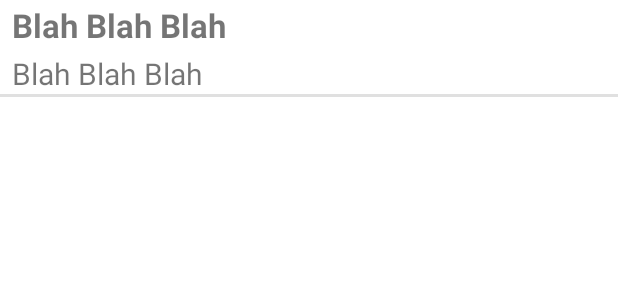
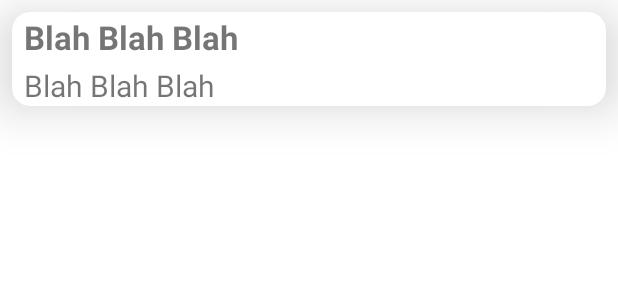
Before and after one commit to Passant-Hatem/SuggestMeAMovie, an Android app: the layout review.xml on its own in the app's theme, with its tools: preview values and no code run, on a phone screen of 412 x 824 dp. Shown: the top 300 px of the screen. Run offline under Robolectric (Android 15) with nearby library versions, the phone set to English and light mode, and no system bars.

Commit message:
final commit

```diff
--- a/app/src/main/res/layout/review.xml
+++ b/app/src/main/res/layout/review.xml
@@ -1,9 +1,19 @@
 <?xml version="1.0" encoding="utf-8"?>
-<LinearLayout xmlns:android="http://schemas.android.com/apk/res/android"
+<com.google.android.material.card.MaterialCardView xmlns:android="http://schemas.android.com/apk/res/android"
+    android:layout_width="match_parent"
+    android:layout_height="wrap_content"
+    xmlns:app="http://schemas.android.com/apk/res-auto"
+    android:backgroundTint="@color/cardview_light_background"
+    android:layout_marginTop="8dp"
+    app:cardElevation="20dp"
+    app:cardCornerRadius="12dp"
+    android:layout_marginStart="8dp"
+    android:layout_marginEnd="8dp"
+    >
+    <LinearLayout
         android:layout_width="match_parent"
         android:layout_height="wrap_content"
         android:orientation="vertical">
-
         <TextView
             android:id="@+id/authour_textView"
             android:layout_width="match_parent"
@@ -24,10 +34,5 @@
             android:paddingEnd="2dp"
             android:text="@string/temp_txt"
             android:textSize="20sp" />
-
-    <View
-        android:id="@+id/divider3"
-        android:layout_width="match_parent"
-        android:layout_height="2dp"
-        android:background="?android:attr/listDivider" />
     </LinearLayout>
+    </com.google.android.material.card.MaterialCardView>
--- a/app/src/main/res/values/strings.xml
+++ b/app/src/main/res/values/strings.xml
@@ -21,5 +21,5 @@
     <string name="temp_txt">Blah Blah Blah</string>
     <string name="refresh">Refresh</string>
     //TODO change api key to yours
-    <string name="api_key">*******************************</string>>
+    <string name="api_key">***************************</string>>
 </resources>
```
Also changed, not shown: app/src/main/res/layout/activity_movie__details.xml (+4 -13 lines). Lines whose indentation alone changed are shown as unchanged.
